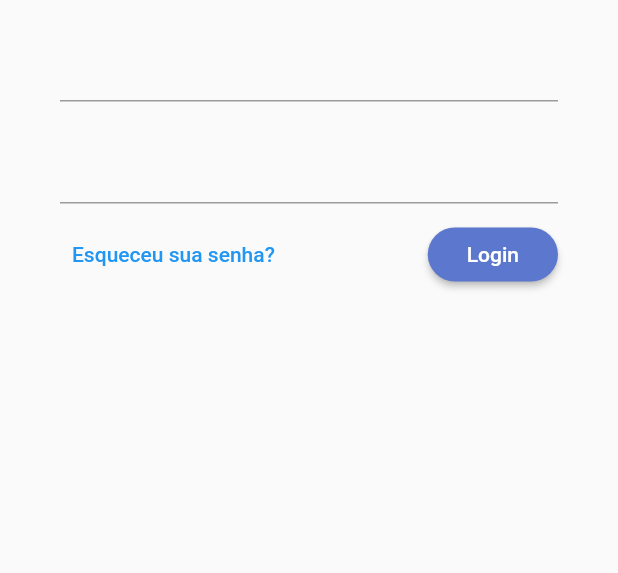
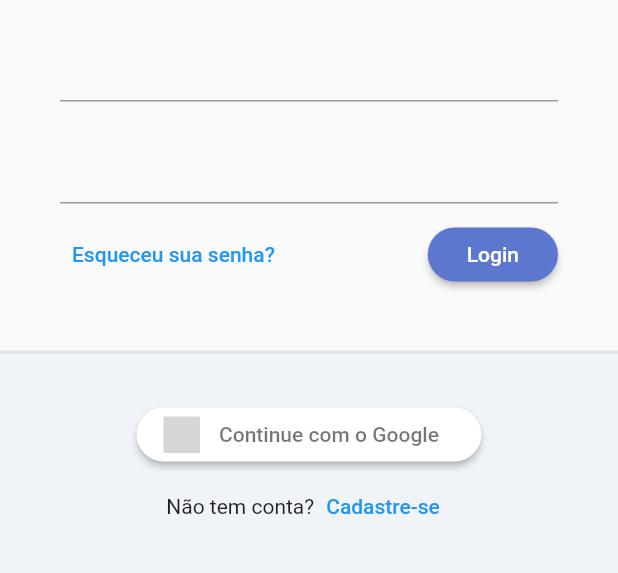
Before and after one commit to lucianamcedro/todolist_flutter, a Flutter app: the screen it shows after launch, on a phone screen of 412 x 824 dp, the part 380-953 px from its top. Run offline on Flutter 3.47's test engine with Material 2 defaults, Android fonts, the phone set to English and light mode, and no system bars; our stand-ins replace flutter_signin_button, google_fonts, sqflite, synchronized; accounts and stored records are empty; Roboto replaces fonts that are missing (Mandali); grey boxes are pictures that could not be loaded.

Commit message:
feature/login

```diff
--- a/lib/app/modules/auth/login/login_page.dart
+++ b/lib/app/modules/auth/login/login_page.dart
@@ -1,4 +1,5 @@
 import 'package:flutter/material.dart';
+import 'package:flutter_signin_button/flutter_signin_button.dart';
 import 'package:todolist_provider/app/core/widget/todo_list_logo.dart';
 
 class LoginPage extends StatelessWidget {
@@ -56,9 +57,51 @@ class LoginPage extends StatelessWidget {
                                 padding: EdgeInsets.all(10.0),
                                 child: Text('Login'),
                               ),
-                            )
+                            ),
                           ],
-                        )
+                        ),
+                      ],
+                    ),
+                  ),
+                ),
+                const SizedBox(
+                  height: 20,
+                ),
+                Expanded(
+                  child: Container(
+                    decoration: BoxDecoration(
+                      color: const Color(0xffF0F3F7),
+                      border: Border(
+                        top: BorderSide(
+                          width: 2,
+                          color: Colors.grey.withAlpha(50),
+                        ),
+                      ),
+                    ),
+                    child: Column(
+                      children: [
+                        const SizedBox(
+                          height: 30,
+                        ),
+                        SignInButton(
+                          Buttons.Google,
+                          text: 'Continue com o Google',
+                          padding: const EdgeInsets.all(5),
+                          shape: OutlineInputBorder(
+                            borderRadius: BorderRadius.circular(30),
+                            borderSide: BorderSide.none,
+                          ),
+                          onPressed: () {},
+                        ),
+                        Row(
+                          mainAxisAlignment: MainAxisAlignment.center,
+                          children: [
+                            const Text('Não tem conta?'),
+                            TextButton(
+                                onPressed: () {},
+                                child: const Text('Cadastre-se'))
+                          ],
+                        ),
                       ],
                     ),
                   ),
--- a/pubspec.yaml
+++ b/pubspec.yaml
@@ -41,6 +41,7 @@ dependencies:
   synchronized: ^3.0.0+3
   path: ^1.8.0
   google_fonts: ^3.0.1
+  flutter_signin_button: ^2.0.0
 
 dev_dependencies:
   flutter_test:
```
Also changed, not shown: pubspec.lock.
